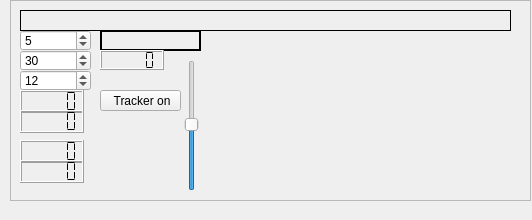
JvanKatwijk/swradio-8, file decoders/cw-decoder/cw-decoder.ui: the form before one commit.
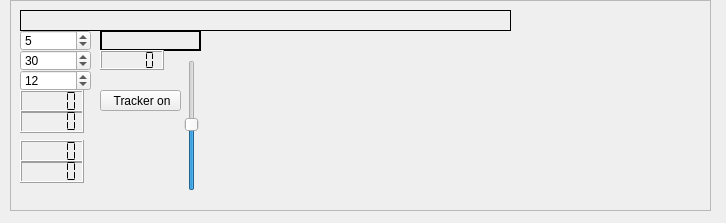
The form after the commit. Custom widgets are drawn as their Qt base class.

```diff
--- a/decoders/cw-decoder/cw-decoder.ui
+++ b/decoders/cw-decoder/cw-decoder.ui
@@ -6,8 +6,8 @@
    <rect>
     <x>0</x>
     <y>0</y>
-    <width>532</width>
-    <height>220</height>
+    <width>726</width>
+    <height>223</height>
    </rect>
   </property>
   <property name="windowTitle">
@@ -18,8 +18,8 @@
     <rect>
      <x>10</x>
      <y>0</y>
-     <width>521</width>
-     <height>201</height>
+     <width>701</width>
+     <height>211</height>
     </rect>
    </property>
    <property name="frameShape">
@@ -212,7 +212,7 @@
      <rect>
       <x>200</x>
       <y>60</y>
-      <width>301</width>
+      <width>471</width>
       <height>131</height>
      </rect>
     </property>
```
